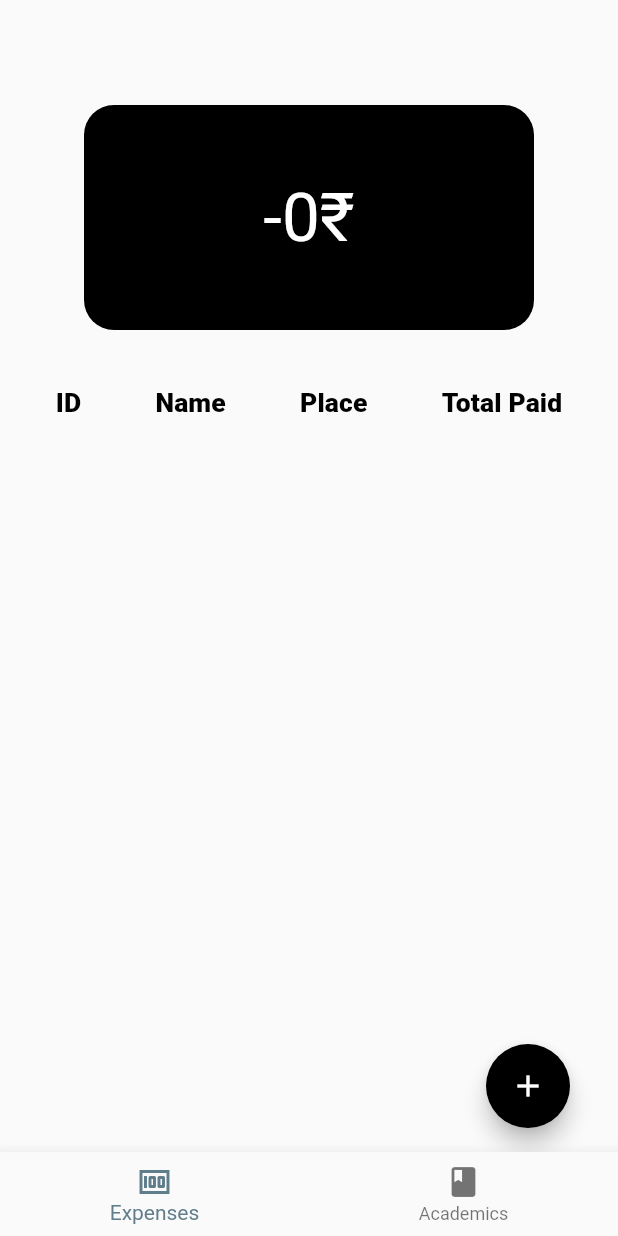
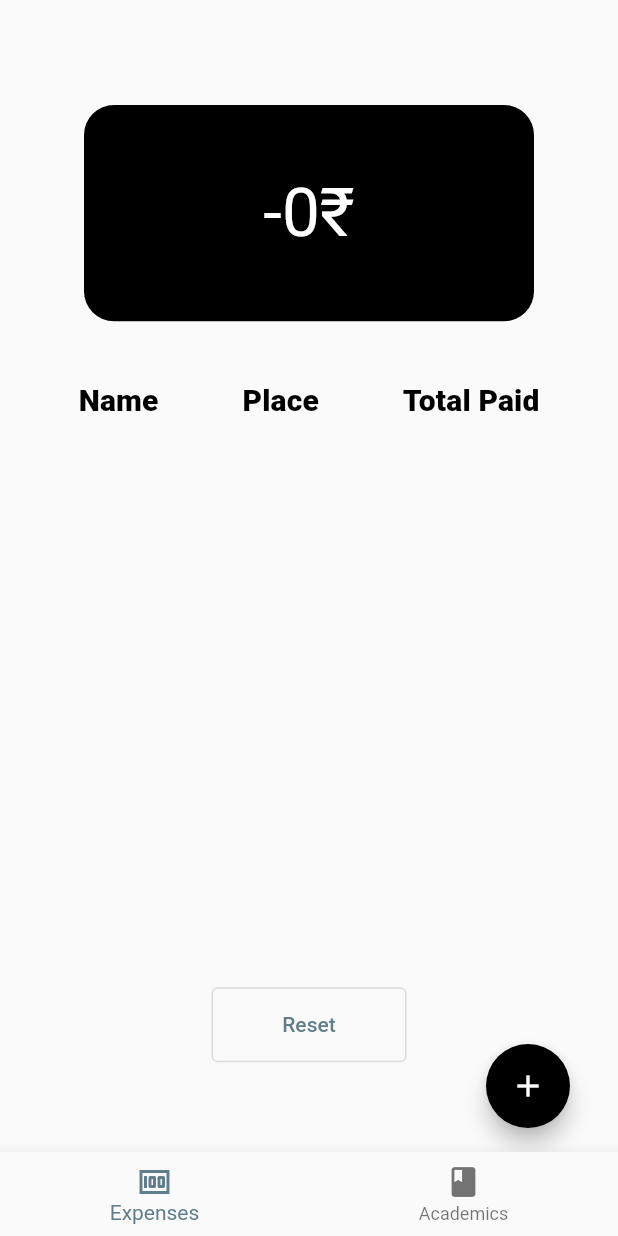
Before and after one commit to thenicekat/Trackie, a Flutter app: the screen it shows after launch, on a phone screen of 412 x 824 dp. Run offline on Flutter 3.47's test engine with Material 2 defaults, Android fonts, the light colour scheme and no system bars; our stand-ins replace graphql_flutter, shared_preferences, sqflite; accounts and stored records are empty.

Commit message:
Add a reset option and remove ids from view

```diff
--- a/lib/Expenses/expenses_page.dart
+++ b/lib/Expenses/expenses_page.dart
@@ -14,6 +14,7 @@ class _ExpensesPageState extends State<ExpensesPage> {
   late ExpenseProvider _expenseProvider;
   int totalSpent = 0;
   bool isLoading = false;
+  bool isLoadingReset = false;
   List<ExpenseModel> _expenses = [];
 
   void _refreshExpenses() async {
@@ -49,12 +50,13 @@ class _ExpensesPageState extends State<ExpensesPage> {
             child: SingleChildScrollView(
               child: Column(
                 children: [
+
                   Padding(
                     padding: const EdgeInsets.all(20.0),
                     child: Center(
                       child: Container(
                         width: 300,
-                        height: 150,
+                        height: MediaQuery.of(context).size.height * 0.175,
                         decoration: const BoxDecoration(
                           borderRadius: BorderRadius.only(
                             topRight: Radius.circular(20.0),
@@ -68,7 +70,7 @@ class _ExpensesPageState extends State<ExpensesPage> {
                           child: Padding(
                             padding: const EdgeInsets.all(12.0),
                             child: isLoading
-                                ? CircularProgressIndicator(
+                                ? const CircularProgressIndicator(
                                     color: Colors.white,
                                   )
                                 : Text(
@@ -83,24 +85,16 @@ class _ExpensesPageState extends State<ExpensesPage> {
                       ),
                     ),
                   ),
+
                   FittedBox(
                     child: Padding(
                         padding: const EdgeInsets.only(top: 4),
                         child: SizedBox(
-                          height: MediaQuery.of(context).size.height * 0.6,
+                          height: MediaQuery.of(context).size.height * 0.5,
                           child: SingleChildScrollView(
                             child: DataTable(
                               showCheckboxColumn: false,
                               columns: const [
-                                DataColumn(
-                                  label: Text(
-                                    "ID",
-                                    style: TextStyle(
-                                      fontWeight: FontWeight.w800,
-                                      fontSize: 20,
-                                    ),
-                                  ),
-                                ),
                                 DataColumn(
                                   label: Text(
                                     "Name",
@@ -133,10 +127,6 @@ class _ExpensesPageState extends State<ExpensesPage> {
                                 for (var expense in _expenses)
                                   DataRow(
                                       cells: [
-                                        DataCell(Text(
-                                          expense.id.toString(),
-                                          style: const TextStyle(fontSize: 20),
-                                        )),
                                         DataCell(Text(
                                           expense.itemName.toString(),
                                           style: const TextStyle(fontSize: 20),
@@ -175,6 +165,44 @@ class _ExpensesPageState extends State<ExpensesPage> {
                           ),
                         )),
                   ),
+
+                  Padding(
+                    padding: const EdgeInsets.all(8.0),
+                    child: SizedBox(
+                      width: 130,
+                      height: 50,
+                      child: OutlinedButton(
+                        style: OutlinedButton.styleFrom(),
+                        onPressed: () {
+                          setState(() {
+                            isLoadingReset = true;
+                          });
+                          try {
+                            _expenseProvider.truncateExpenses();
+                            _refreshExpenses();
+                            setState(() {
+                              isLoadingReset = false;
+                            });
+                          } on FormatException {
+                            const snackBar = SnackBar(
+                              content: Text('Fill in all the fields'),
+                            );
+                            ScaffoldMessenger.of(context)
+                                .showSnackBar(snackBar);
+                          }
+                        },
+                        child: isLoadingReset
+                            ? Row(
+                            mainAxisAlignment: MainAxisAlignment.center,
+                            children: const [
+                              CircularProgressIndicator(
+                                color: Colors.black,
+                              ),
+                            ])
+                            : const Text('Reset'),
+                      ),
+                    ),
+                  )
                 ],
               ),
             ),
--- a/lib/Models/SubjectModel.dart
+++ b/lib/Models/SubjectModel.dart
@@ -0,0 +1,3 @@
+class SubjectModel {
+
+}
```
Also changed, not shown: lib/Providers/ExpenseProvider.dart (+8 -0 lines).
